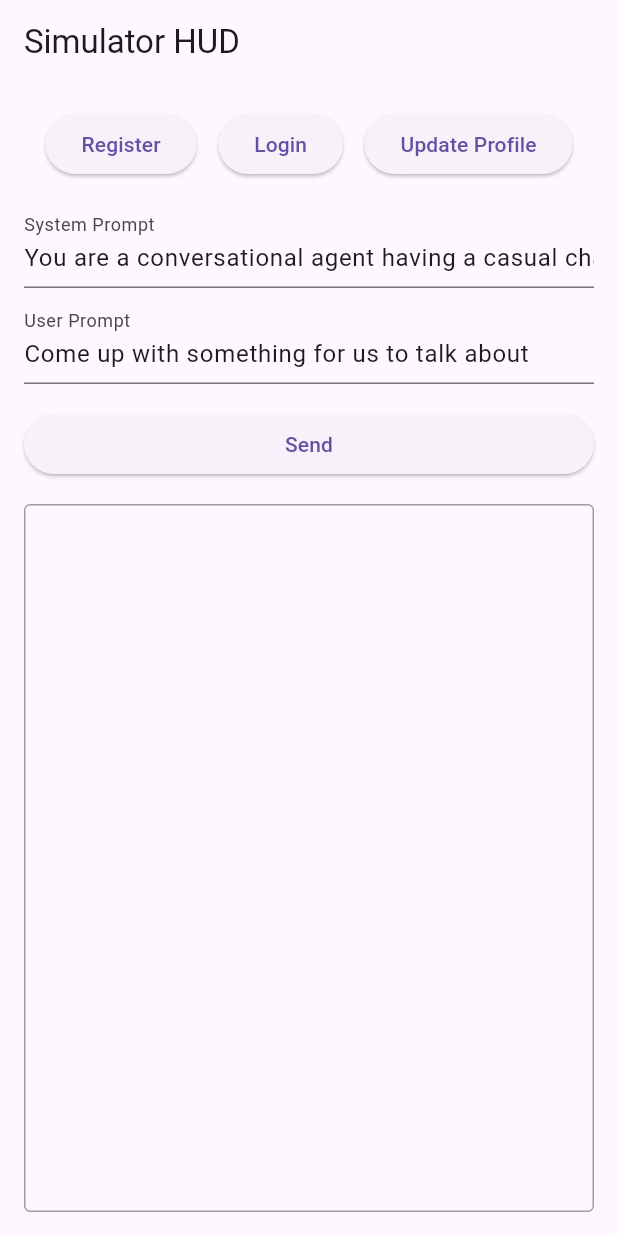
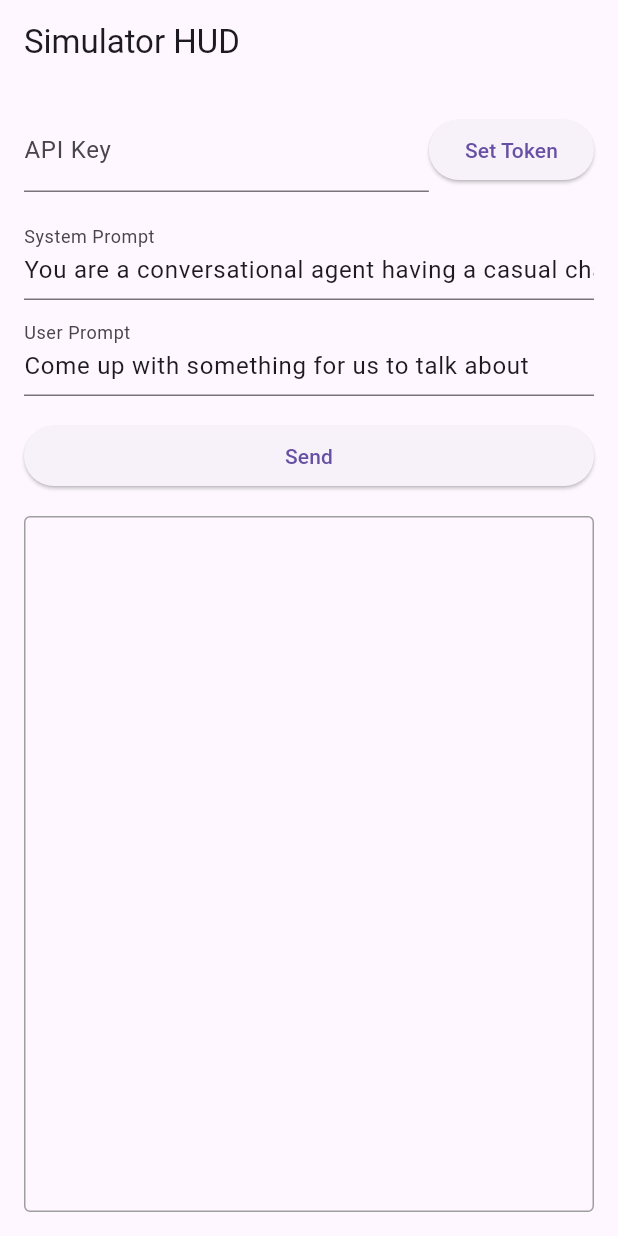
Before and after one commit to Melbourneandrew/varro_mobile, a Flutter app: the SimulatorHUD screen opened directly, on a phone screen of 412 x 824 dp. Run offline on Flutter 3.47's test engine with Material 3 defaults, Android fonts, the phone set to English and light mode, and no system bars; our stand-ins replace device_info_plus, flutter_secure_storage, flutter_tts, shared_preferences, speech_to_text; accounts and stored records are empty.

```diff
--- a/lib/simulator_hud.dart
+++ b/lib/simulator_hud.dart
@@ -1,12 +1,9 @@
 import 'package:flutter/material.dart';
-import 'package:scream_mobile/rest/login.dart';
-import 'package:scream_mobile/rest/register.dart';
 import 'package:scream_mobile/rest/streaming_completion.dart';
 import 'package:scream_mobile/storage/platform_storage.dart';
 import 'package:scream_mobile/util/logger.dart';
-import 'package:scream_mobile/agent/dialogue.dart';
-
 import 'agent/agent.dart';
+import 'package:scream_mobile/storage/token_storage.dart';
 
 void main() {
   runApp(const MyApp());
@@ -42,23 +39,23 @@ class _SimulatorHUDState extends State<SimulatorHUD> {
   final TextEditingController _userPromptController = TextEditingController(
     text: "Come up with something for us to talk about"
   );
+  final TextEditingController _tokenController = TextEditingController();
+
   String _response = '';
   Agent agent = Agent(model: "gpt-4o-mini");
 
-  void _handleRegister() async {
-    setState(() {
-      _response = 'Registering...';
-    });
-
-    register(Logger.speakLog);
-  }
-
-  void _handleLogin() {
-    setState(() {
-      _response = 'Login button pressed';
-    });
-
-    login(Logger.speakLog);
+  void _handleSetToken() {
+    final token = _tokenController.text;
+    if (token.isNotEmpty) {
+      TokenStorage.saveToken(token);
+      setState(() {
+        _response = 'Token set';
+      });
+    } else {
+      setState(() {
+        _response = 'Token cannot be empty';
+      });
+    }
   }
 
   void _handleSend() async {
@@ -68,7 +65,7 @@ class _SimulatorHUDState extends State<SimulatorHUD> {
 
     try {
       final chatHistory = [
-        Message(role: 'user', message: _userPromptController.text),
+        Message(role: 'user', content: _userPromptController.text),
       ];
 
       final stream = await streamingCompletion(
@@ -99,6 +96,7 @@ class _SimulatorHUDState extends State<SimulatorHUD> {
     });
       agent.updateProfileAndQuestions(Logger.speakLog);
   }
+
   @override
   Widget build(BuildContext context) {
     return Scaffold(
@@ -111,17 +109,15 @@ class _SimulatorHUDState extends State<SimulatorHUD> {
             Row(
               mainAxisAlignment: MainAxisAlignment.spaceEvenly,
               children: [
-                ElevatedButton(
-                  onPressed: _handleRegister,
-                  child: const Text('Register'),
+                Expanded(
+                  child: TextField(
+                    controller: _tokenController,
+                    decoration: const InputDecoration(labelText: 'API Key'),
+                  )
                 ),
                 ElevatedButton(
-                  onPressed: _handleLogin,
-                  child: const Text('Login'),
-                ),
-                ElevatedButton(
-                  onPressed: _handleUpdateProfile,
-                  child: const Text('Update Profile'),
+                  onPressed: _handleSetToken,
+                  child: const Text('Set Token'),
                 ),
               ],
             ),
--- a/lib/storage/platform_storage.dart
+++ b/lib/storage/platform_storage.dart
@@ -3,7 +3,7 @@ import 'package:device_info_plus/device_info_plus.dart';
 
 class PlatformStorage {
   static const String _productionApiUrl = 'https://api.example.com';
-  static const String _developmentApiUrl = 'http://localhost:8080';
+  static const String _developmentApiUrl = 'https://api.openai.com/v1/chat/completions';
 
   static late final bool isSimulator;
   static late final String apiUrl;
@@ -32,10 +32,10 @@ class PlatformStorage {
     apiUrl = isSimulator ? _developmentApiUrl : _productionApiUrl;
     registerUrl = '$apiUrl/register';
     loginUrl = '$apiUrl/login';
-    chatCompletionUrl = '$apiUrl/chat_completion';
+    chatCompletionUrl = apiUrl;
     testUrl = '$apiUrl/';
     userProfileIdeationUrl = '$apiUrl/user_profile_ideation';
-    modelName = 'gpt-4o';
+    modelName = 'gpt-4o-mini';
   }
 
   static void setModelName(String name) {
```
Also changed, not shown: lib/rest/streaming_completion.dart (+12 -6 lines), pubspec.lock.
